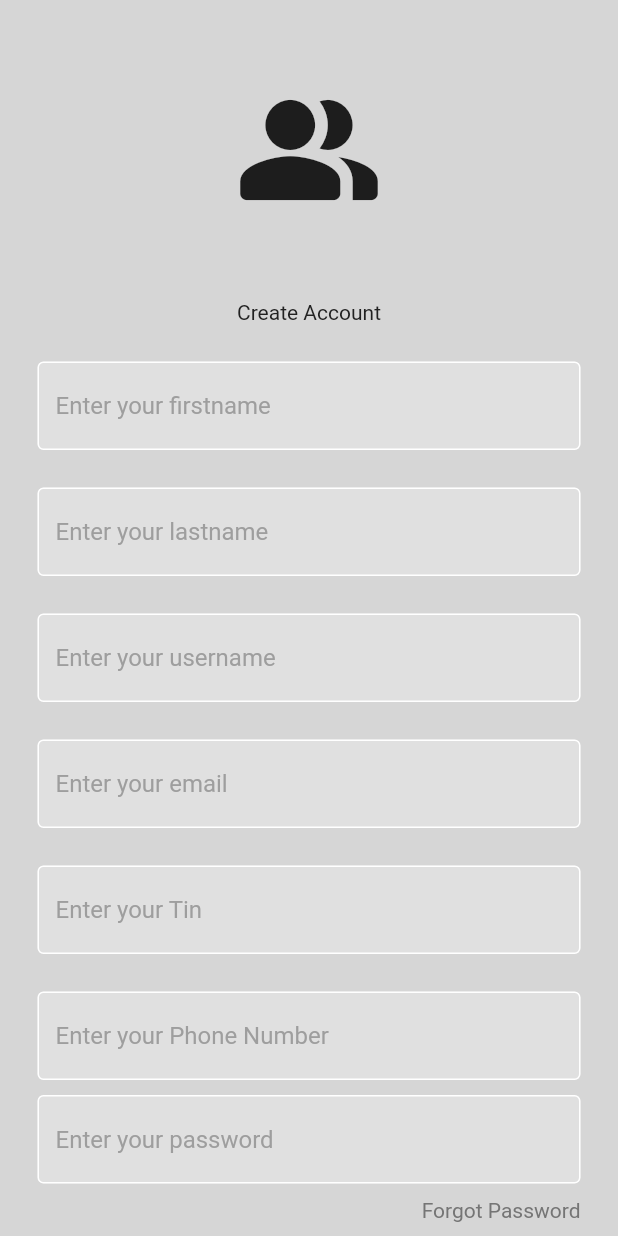
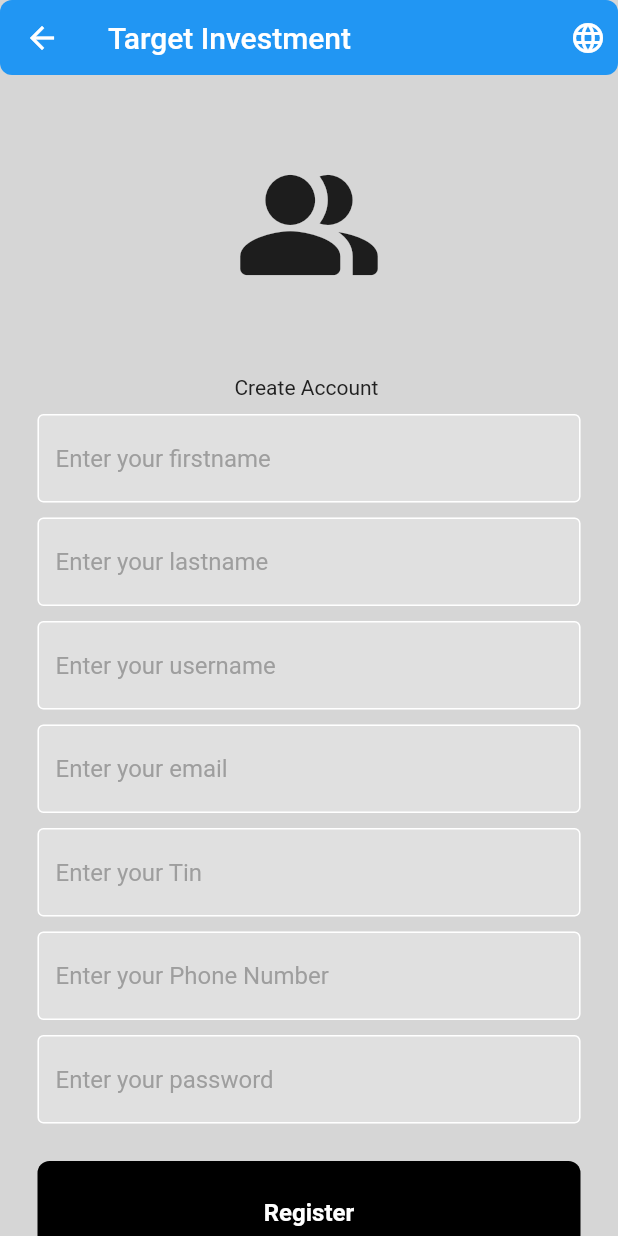
Before and after one commit to zydplatform/palenda, a Flutter app: the LoginPage screen opened by its route, after a tap on "Register", on a phone screen of 412 x 824 dp. Run offline on Flutter 3.47's test engine with Material 2 defaults, Android fonts, the light colour scheme and no system bars; our stand-ins replace shared_preferences; accounts and stored records are empty; generated files the repository leaves out were written again.

Commit message:
new-palenda

```diff
--- /dev/null
+++ b/lib/components/appbar.dart
@@ -0,0 +1,70 @@
+import 'package:flutter/material.dart';
+import 'package:palenda/classes/language.dart';
+import 'package:palenda/classes/language_constants.dart';
+import 'package:palenda/main.dart';
+
+class MyAppBar extends PreferredSize {
+  final Widget child;
+  final double height;
+  final Color color;
+
+  MyAppBar({required this.child,
+    required this.color,
+    this.height = kToolbarHeight,}) : super(child: child, preferredSize: Size(100,200));
+
+  @override
+  Size get preferredSize => Size.fromHeight(height);
+
+  @override
+  Widget build(BuildContext context) {
+    return AppBar(
+      elevation: 0,
+      backgroundColor: Colors.blue,
+      //leading: Icon(Icons.menu),
+      title: Text(translation(context).targetInvest),
+          automaticallyImplyLeading: false,
+            leading: new IconButton(
+              icon: new Icon(Icons.arrow_back, color: Colors.white),
+              onPressed: () {}
+              //=> Navigator.of(context).pop(),
+            ),
+      actions: <Widget>[
+        Padding(
+          padding: const EdgeInsets.all(8.0),
+          child: DropdownButton<Language>(
+            underline: const SizedBox(),
+            icon: const Icon(
+              Icons.language,
+              color: Colors.white,
+            ),
+            onChanged: (Language? language) async {
+              if (language != null) {
+                Locale _locale = await setLocale(language.languageCode);
+                MyApp.setLocale(context, _locale);
+              }
+            },
+            items: Language.languageList()
+                .map<DropdownMenuItem<Language>>(
+                  (e) => DropdownMenuItem<Language>(
+                    value: e,
+                    child: Row(
+                      mainAxisAlignment: MainAxisAlignment.spaceAround,
+                      children: <Widget>[
+                        Text(
+                          e.flag,
+                          style: const TextStyle(fontSize: 30),
+                        ),
+                        Text(e.name)
+                      ],
+                    ),
+                  ),
+                )
+                .toList(),
+          ),
+        ),
+      ],
+
+      shape: RoundedRectangleBorder(borderRadius: BorderRadius.circular(8)),
+    );
+  }
+}
--- a/lib/pages/login_page.dart
+++ b/lib/pages/login_page.dart
@@ -38,6 +38,14 @@ class LoginPage extends StatelessWidget{
               hinText: 'Enter your password ',
               obscureText: true,
             ),
+            const SizedBox(height: 10,),
+            Padding(padding: const EdgeInsets.symmetric(horizontal: 25.0),
+            child:
+            Row(mainAxisAlignment: MainAxisAlignment.end,
+            children: [
+            Text('Forgot Password', style: TextStyle(color: Colors.grey[600]),),
+            ],
+            ),),
 
             const SizedBox(height: 25,),
             UserButton(onTap: signUserIn),
--- a/lib/pages/register_page.dart
+++ b/lib/pages/register_page.dart
@@ -4,6 +4,7 @@ import 'package:palenda/components/user_textfiled.dart';
 import 'package:palenda/classes/language_constants.dart';
 import 'package:palenda/pages/login_page.dart';
 
+import '../components/appbar.dart';
 import '../components/signup_button.dart';
 
 class RegisterPage extends StatelessWidget{
@@ -22,6 +23,12 @@ class RegisterPage extends StatelessWidget{
     return
 
     Scaffold(
+
+      appBar: MyAppBar(
+              height: 50,
+                color: Colors.green, child: Text(''),
+
+         ),
       backgroundColor: Colors.grey[350],
       body: SingleChildScrollView( child:SafeArea(
         child: Center(child:
@@ -31,47 +38,47 @@ class RegisterPage extends StatelessWidget{
             const Icon(Icons.people_alt_rounded,
              size: 100,),
              const SizedBox(height: 50,),
-            Text('Create Account',
+            Text(translation(context).register,
             style: TextStyle(
               color: Colors.grey.shade900,
             ),
             ),
-            const SizedBox(height: 25,),
+            const SizedBox(height: 10,),
             UserTextField(
               controller: firstnameController,
               hinText: 'Enter your firstname',
               obscureText: false,
               ),
 
-            const SizedBox(height: 25,),
+            const SizedBox(height: 10,),
             UserTextField(
               controller: lastnameController,
               hinText: 'Enter your lastname',
               obscureText: false,
               ),
 
-               const SizedBox(height: 25,),
+               const SizedBox(height: 10,),
             UserTextField(
               controller: usernameController,
               hinText: 'Enter your username',
               obscureText: false,
               ),
 
-               const SizedBox(height: 25,),
+               const SizedBox(height: 10,),
             UserTextField(
               controller: emailController,
               hinText: 'Enter your email',
               obscureText: false,
               ),
 
-               const SizedBox(height: 25,),
+               const SizedBox(height: 10,),
             UserTextField(
               controller: tinController,
               hinText: 'Enter your Tin',
               obscureText: false,
               ),
 
-               const SizedBox(height: 25,),
+               const SizedBox(height: 10,),
             UserTextField(
               controller: phoneController,
               hinText: 'Enter your Phone Number',
@@ -84,14 +91,6 @@ class RegisterPage extends StatelessWidget{
               hinText: 'Enter your password ',
               obscureText: true,
             ),
-            const SizedBox(height: 10,),
-            Padding(padding: const EdgeInsets.symmetric(horizontal: 25.0),
-            child:
-            Row(mainAxisAlignment: MainAxisAlignment.end,
-            children: [
-            Text('Forgot Password', style: TextStyle(color: Colors.grey[600]),),
-            ],
-            ),),
             const SizedBox(height: 25,),
             User1Button(onTap: ()=>{
             Navigator.push(context, MaterialPageRoute(
```
Also changed, not shown: lib/pages/settings.dart (added, +50 -0 lines).
